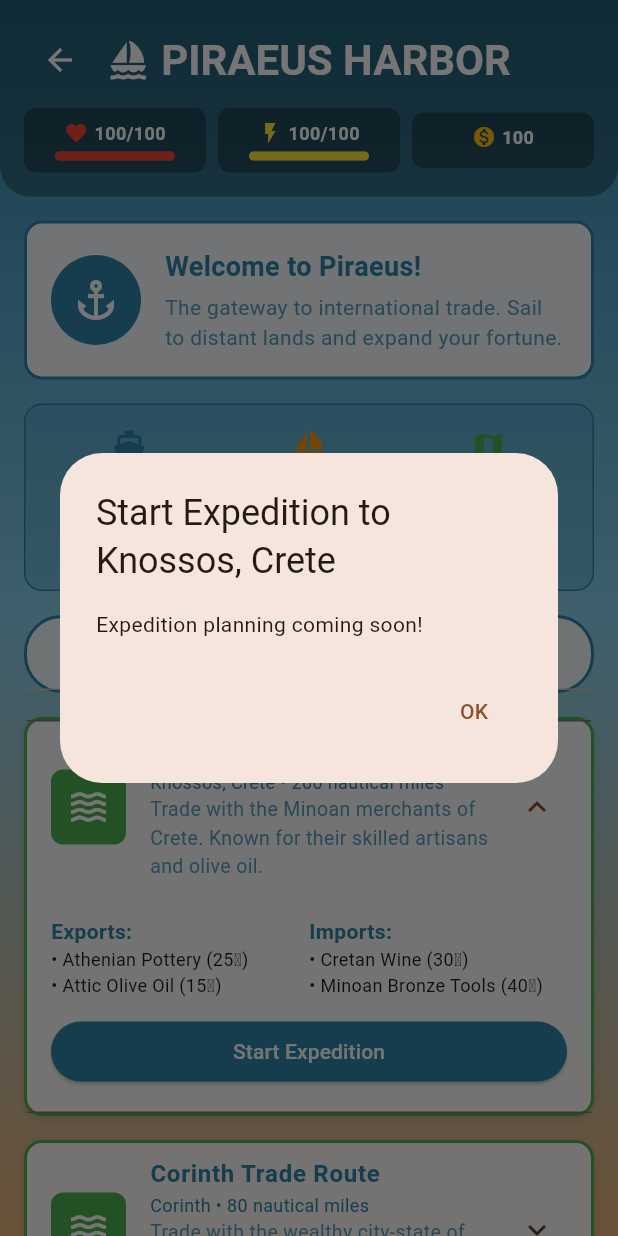
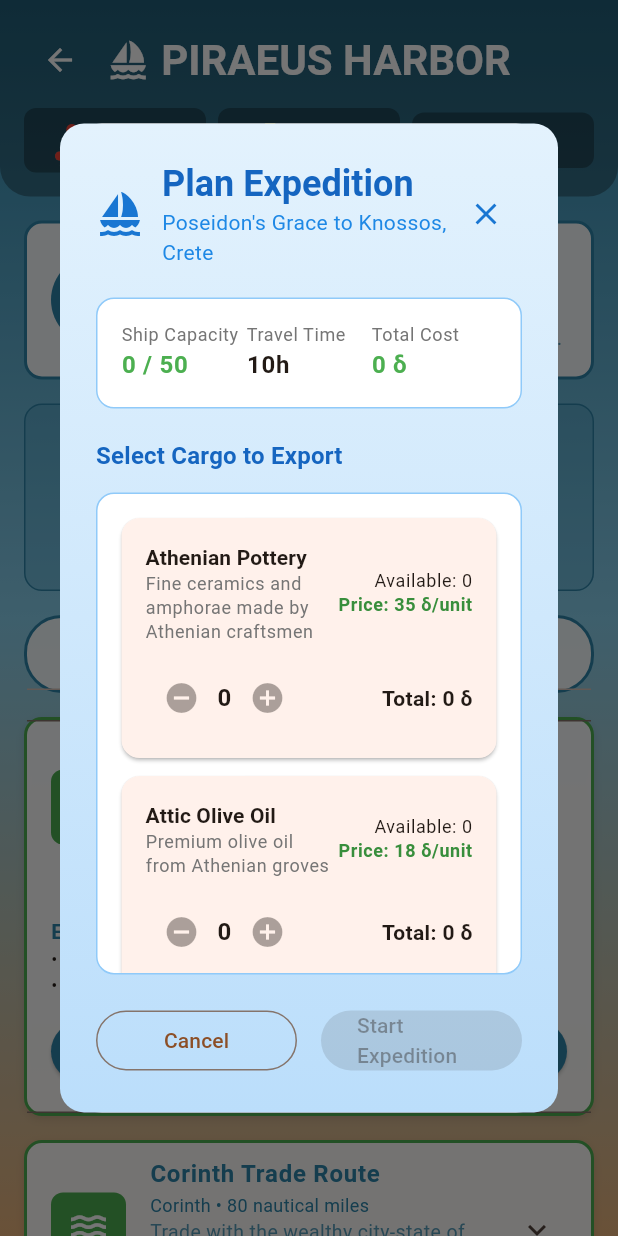
Before and after one commit to azirgulis/olympus, a Flutter app: the HarborScreen screen opened by its route, after a tap on "Crete Trade Route", after a tap on "Start Expedition", on a phone screen of 412 x 824 dp. Run offline on Flutter 3.47's test engine with Material 3 defaults, Android fonts, the phone set to English and light mode, and no system bars; our stand-ins replace flutter_riverpod, freezed_annotation, go_router, hive_flutter; accounts and stored records are empty.

Commit message:
Implement complete ship trading mechanics with expedition planning
- Add ExpeditionPlanningDialog for cargo selection and expedition setup
- Update harbor screen with ship selection and expedition planning workflow
- Add automatic expedition progress tracking with 30-second timer updates
- Fix inventory access and method parameter issues
- Enable full trading expedition lifecycle from planning to completion
- Add real-time cargo cost calculation and capacity validation
- Integrate with inventory and player providers for resource management

🤖 Generated with [Claude Code](https://claude.ai/code)

Co-Authored-By: Claude <noreply@anthropic.com>

```diff
--- /dev/null
+++ b/lib/screens/dialogs/expedition_planning_dialog.dart
@@ -0,0 +1,362 @@
+import 'package:flutter/material.dart';
+import 'package:flutter_riverpod/flutter_riverpod.dart';
+import '../../models/harbor.dart';
+import '../../providers/harbor_provider.dart';
+import '../../providers/inventory_provider.dart';
+import '../../providers/player_provider.dart';
+
+class ExpeditionPlanningDialog extends ConsumerStatefulWidget {
+  final TradeRoute route;
+  final Ship ship;
+
+  const ExpeditionPlanningDialog({
+    super.key,
+    required this.route,
+    required this.ship,
+  });
+
+  @override
+  ConsumerState<ExpeditionPlanningDialog> createState() => _ExpeditionPlanningDialogState();
+}
+
+class _ExpeditionPlanningDialogState extends ConsumerState<ExpeditionPlanningDialog> {
+  final Map<String, int> selectedCargo = {};
+  int totalCargoWeight = 0;
+  int totalCost = 0;
+
+  @override
+  Widget build(BuildContext context) {
+    final inventory = ref.watch(inventoryProvider);
+    final player = ref.watch(playerProvider);
+
+    return Dialog(
+      child: Container(
+        width: MediaQuery.of(context).size.width * 0.9,
+        height: MediaQuery.of(context).size.height * 0.8,
+        padding: const EdgeInsets.all(24),
+        decoration: BoxDecoration(
+          gradient: LinearGradient(
+            begin: Alignment.topCenter,
+            end: Alignment.bottomCenter,
+            colors: [
+              Colors.blue.shade50,
+              Colors.blue.shade100,
+            ],
+          ),
+          borderRadius: BorderRadius.circular(16),
+        ),
+        child: Column(
+          crossAxisAlignment: CrossAxisAlignment.start,
+          children: [
+            Row(
+              children: [
+                Icon(Icons.sailing, color: Colors.blue.shade700, size: 32),
+                const SizedBox(width: 12),
+                Expanded(
+                  child: Column(
+                    crossAxisAlignment: CrossAxisAlignment.start,
+                    children: [
+                      Text(
+                        'Plan Expedition',
+                        style: Theme.of(context).textTheme.headlineSmall?.copyWith(
+                          color: Colors.blue.shade800,
+                          fontWeight: FontWeight.bold,
+                        ),
+                      ),
+                      Text(
+                        '${widget.ship.name} to ${widget.route.destination}',
+                        style: Theme.of(context).textTheme.bodyMedium?.copyWith(
+                          color: Colors.blue.shade600,
+                        ),
+                      ),
+                    ],
+                  ),
+                ),
+                IconButton(
+                  onPressed: () => Navigator.of(context).pop(),
+                  icon: Icon(Icons.close, color: Colors.blue.shade700),
+                ),
+              ],
+            ),
+            const SizedBox(height: 20),
+
+            // Ship and Route Info
+            Container(
+              padding: const EdgeInsets.all(16),
+              decoration: BoxDecoration(
+                color: Colors.white,
+                borderRadius: BorderRadius.circular(12),
+                border: Border.all(color: Colors.blue.shade200),
+              ),
+              child: Row(
+                children: [
+                  Expanded(
+                    child: Column(
+                      crossAxisAlignment: CrossAxisAlignment.start,
+                      children: [
+                        Text(
+                          'Ship Capacity',
+                          style: Theme.of(context).textTheme.bodySmall?.copyWith(
+                            color: Colors.grey.shade600,
+                          ),
+                        ),
+                        Text(
+                          '$totalCargoWeight / ${widget.ship.cargoCapacity}',
+                          style: Theme.of(context).textTheme.bodyLarge?.copyWith(
+                            fontWeight: FontWeight.bold,
+                            color: totalCargoWeight > widget.ship.cargoCapacity
+                                ? Colors.red : Colors.green,
+                          ),
+                        ),
+                      ],
+                    ),
+                  ),
+                  Expanded(
+                    child: Column(
+                      crossAxisAlignment: CrossAxisAlignment.start,
+                      children: [
+                        Text(
+                          'Travel Time',
+                          style: Theme.of(context).textTheme.bodySmall?.copyWith(
+                            color: Colors.grey.shade600,
+                          ),
+                        ),
+                        Text(
+                          '${(widget.route.baseTravelTime * (100 / widget.ship.speed)).round()}h',
+                          style: Theme.of(context).textTheme.bodyLarge?.copyWith(
+                            fontWeight: FontWeight.bold,
+                          ),
+                        ),
+                      ],
+                    ),
+                  ),
+                  Expanded(
+                    child: Column(
+                      crossAxisAlignment: CrossAxisAlignment.start,
+                      children: [
+                        Text(
+                          'Total Cost',
+                          style: Theme.of(context).textTheme.bodySmall?.copyWith(
+                            color: Colors.grey.shade600,
+                          ),
+                        ),
+                        Text(
+                          '$totalCost δ',
+                          style: Theme.of(context).textTheme.bodyLarge?.copyWith(
+                            fontWeight: FontWeight.bold,
+                            color: totalCost > player.drachmae
+                                ? Colors.red : Colors.green,
+                          ),
+                        ),
+                      ],
+                    ),
+                  ),
+                ],
+              ),
+            ),
+            const SizedBox(height: 20),
+
+            // Cargo Selection
+            Text(
+              'Select Cargo to Export',
+              style: Theme.of(context).textTheme.titleMedium?.copyWith(
+                fontWeight: FontWeight.bold,
+                color: Colors.blue.shade800,
+              ),
+            ),
+            const SizedBox(height: 12),
+
+            Expanded(
+              child: Container(
+                decoration: BoxDecoration(
+                  color: Colors.white,
+                  borderRadius: BorderRadius.circular(12),
+                  border: Border.all(color: Colors.blue.shade200),
+                ),
+                child: ListView.builder(
+                  padding: const EdgeInsets.all(16),
+                  itemCount: widget.route.exports.length,
+                  itemBuilder: (context, index) {
+                    final good = widget.route.exports[index];
+                    final availableInInventory = inventory.items
+                        .where((item) => item.id == good.id)
+                        .fold(0, (sum, item) => sum + item.quantity);
+
+                    final selectedQuantity = selectedCargo[good.id] ?? 0;
+                    final unitPrice = (good.baseValue * good.demandMultiplier).round();
+
+                    return Card(
+                      margin: const EdgeInsets.only(bottom: 12),
+                      child: Padding(
+                        padding: const EdgeInsets.all(16),
+                        child: Column(
+                          crossAxisAlignment: CrossAxisAlignment.start,
+                          children: [
+                            Row(
+                              children: [
+                                Expanded(
+                                  child: Column(
+                                    crossAxisAlignment: CrossAxisAlignment.start,
+                                    children: [
+                                      Text(
+                                        good.name,
+                                        style: Theme.of(context).textTheme.titleSmall?.copyWith(
+                                          fontWeight: FontWeight.bold,
+                                        ),
+                                      ),
+                                      Text(
+                                        good.description,
+                                        style: Theme.of(context).textTheme.bodySmall?.copyWith(
+                                          color: Colors.grey.shade600,
+                                        ),
+                                      ),
+                                    ],
+                                  ),
+                                ),
+                                Column(
+                                  crossAxisAlignment: CrossAxisAlignment.end,
+                                  children: [
+                                    Text(
+                                      'Available: $availableInInventory',
+                                      style: Theme.of(context).textTheme.bodySmall,
+                                    ),
+                                    Text(
+                                      'Price: $unitPrice δ/unit',
+                                      style: Theme.of(context).textTheme.bodySmall?.copyWith(
+                                        color: Colors.green.shade700,
+                                        fontWeight: FontWeight.bold,
+                                      ),
+                                    ),
+                                  ],
+                                ),
+                              ],
+                            ),
+                            const SizedBox(height: 12),
+                            Row(
+                              children: [
+                                IconButton(
+                                  onPressed: availableInInventory > 0 && selectedQuantity > 0
+                                      ? () => _updateCargo(good.id, selectedQuantity - 1, unitPrice)
+                                      : null,
+                                  icon: const Icon(Icons.remove_circle),
+                                ),
+                                Text(
+                                  '$selectedQuantity',
+                                  style: Theme.of(context).textTheme.titleMedium?.copyWith(
+                                    fontWeight: FontWeight.bold,
+                                  ),
+                                ),
+                                IconButton(
+                                  onPressed: availableInInventory > selectedQuantity
+                                      ? () => _updateCargo(good.id, selectedQuantity + 1, unitPrice)
+                                      : null,
+                                  icon: const Icon(Icons.add_circle),
+                                ),
+                                const Spacer(),
+                                Text(
+                                  'Total: ${selectedQuantity * unitPrice} δ',
+                                  style: Theme.of(context).textTheme.bodyMedium?.copyWith(
+                                    fontWeight: FontWeight.bold,
+                                  ),
+                                ),
+                              ],
+                            ),
+                          ],
+                        ),
+                      ),
+                    );
+                  },
+                ),
+              ),
+            ),
+
+            const SizedBox(height: 20),
+
+            // Action Buttons
+            Row(
+              children: [
+                Expanded(
+                  child: OutlinedButton(
+                    onPressed: () => Navigator.of(context).pop(),
+                    child: const Text('Cancel'),
+                  ),
+                ),
+                const SizedBox(width: 16),
+                Expanded(
+                  child: ElevatedButton(
+                    onPressed: _canStartExpedition() ? _startExpedition : null,
+                    style: ElevatedButton.styleFrom(
+                      backgroundColor: Colors.blue.shade700,
+                      foregroundColor: Colors.white,
+                    ),
+                    child: const Text('Start Expedition'),
+                  ),
+                ),
+              ],
+            ),
+          ],
+        ),
+      ),
+    );
+  }
+
+  void _updateCargo(String goodId, int quantity, int unitPrice) {
+    setState(() {
+      if (quantity <= 0) {
+        selectedCargo.remove(goodId);
+      } else {
+        selectedCargo[goodId] = quantity;
+      }
+      _recalculateTotals(unitPrice);
+    });
+  }
+
+  void _recalculateTotals(int unitPrice) {
+    totalCargoWeight = selectedCargo.values.fold(0, (sum, qty) => sum + qty);
+    totalCost = selectedCargo.entries.fold(0, (sum, entry) {
+      final good = widget.route.exports.firstWhere((g) => g.id == entry.key);
+      final price = (good.baseValue * good.demandMultiplier).round();
+      return sum + (price * entry.value);
+    });
+  }
+
+  bool _canStartExpedition() {
+    final player = ref.read(playerProvider);
+    return selectedCargo.isNotEmpty &&
+           totalCargoWeight <= widget.ship.cargoCapacity &&
+           totalCost <= player.drachmae;
+  }
+
+  void _startExpedition() {
+    if (!_canStartExpedition()) return;
+
+    final cargo = selectedCargo.entries.map((entry) {
+      final good = widget.route.exports.firstWhere((g) => g.id == entry.key);
+      final unitPrice = (good.baseValue * good.demandMultiplier).round();
+      return CargoItem(
+        goodId: entry.key,
+        quantity: entry.value,
+        purchasePrice: unitPrice,
+      );
+    }).toList();
+
+    ref.read(harborProvider.notifier).startExpedition(
+      widget.route.id,
+      widget.ship.id,
+      cargo,
+      ref,
+    );
+
+    Navigator.of(context).pop();
+
+    // Show success message
+    ScaffoldMessenger.of(context).showSnackBar(
+      SnackBar(
+        content: Text(
+          '${widget.ship.name} has departed for ${widget.route.destination}!',
+        ),
+        backgroundColor: Colors.green,
+      ),
+    );
+  }
+}
--- a/lib/screens/harbor_screen.dart
+++ b/lib/screens/harbor_screen.dart
@@ -5,6 +5,7 @@ import '../models/harbor.dart';
 import '../providers/harbor_provider.dart';
 import '../providers/player_provider.dart';
 import '../widgets/game_ui/resource_bar.dart';
+import 'dialogs/expedition_planning_dialog.dart';
 
 class HarborScreen extends ConsumerStatefulWidget {
   const HarborScreen({super.key});
@@ -34,7 +35,6 @@ class _HarborScreenState extends ConsumerState<HarborScreen>
     final player = ref.watch(playerProvider);
     final harborState = ref.watch(harborProvider);
     final unlockedRoutes = ref.watch(unlockedRoutesProvider);
-    final availableShips = ref.watch(availableShipsProvider);
     final activeExpeditions = ref.watch(activeExpeditionsProvider);
 
     return Scaffold(
@@ -767,7 +767,7 @@ class _HarborScreenState extends ConsumerState<HarborScreen>
       case ShipType.war_galley:
         return Icons.military_tech;
       case ShipType.luxury_yacht:
-        return Icons.yacht;
+        return Icons.sailing;
     }
   }
 
@@ -789,18 +789,125 @@ class _HarborScreenState extends ConsumerState<HarborScreen>
   }
 
   void _startExpedition(TradeRoute route) {
-    // TODO: Implement expedition planning dialog
+    final availableShips = ref.read(availableShipsProvider);
+
+    if (availableShips.isEmpty) {
+      _showMessage('No available ships! All ships are on expeditions.', Colors.red);
+      return;
+    }
+
+    // If only one ship available, go directly to expedition planning
+    if (availableShips.length == 1) {
+      _showExpeditionPlanningDialog(route, availableShips.first);
+      return;
+    }
+
+    // Show ship selection dialog first
     showDialog(
       context: context,
-      builder: (context) => AlertDialog(
-        title: Text('Start Expedition to ${route.destination}'),
-        content: const Text('Expedition planning coming soon!'),
-        actions: [
-          TextButton(
-            onPressed: () => Navigator.pop(context),
-            child: const Text('OK'),
+      builder: (context) => Dialog(
+        child: Container(
+          width: MediaQuery.of(context).size.width * 0.8,
+          height: MediaQuery.of(context).size.height * 0.6,
+          padding: const EdgeInsets.all(24),
+          decoration: BoxDecoration(
+            gradient: LinearGradient(
+              begin: Alignment.topCenter,
+              end: Alignment.bottomCenter,
+              colors: [
+                Colors.blue.shade50,
+                Colors.blue.shade100,
+              ],
+            ),
+            borderRadius: BorderRadius.circular(16),
           ),
-        ],
+          child: Column(
+            crossAxisAlignment: CrossAxisAlignment.start,
+            children: [
+              Row(
+                children: [
+                  Icon(Icons.directions_boat, color: Colors.blue.shade700, size: 32),
+                  const SizedBox(width: 12),
+                  Expanded(
+                    child: Text(
+                      'Select Ship for ${route.destination}',
+                      style: Theme.of(context).textTheme.headlineSmall?.copyWith(
+                        color: Colors.blue.shade800,
+                        fontWeight: FontWeight.bold,
+                      ),
+                    ),
+                  ),
+                  IconButton(
+                    onPressed: () => Navigator.of(context).pop(),
+                    icon: Icon(Icons.close, color: Colors.blue.shade700),
+                  ),
+                ],
+              ),
+              const SizedBox(height: 20),
+              Expanded(
+                child: ListView.builder(
+                  itemCount: availableShips.length,
+                  itemBuilder: (context, index) {
+                    final ship = availableShips[index];
+                    final travelTime = (route.baseTravelTime * (100 / ship.speed)).round();
+
+                    return Card(
+                      margin: const EdgeInsets.only(bottom: 12),
+                      child: ListTile(
+                        leading: Container(
+                          width: 50,
+                          height: 50,
+                          decoration: BoxDecoration(
+                            color: Colors.blue.shade700,
+                            borderRadius: BorderRadius.circular(8),
+                          ),
+                          child: const Icon(
+                            Icons.sailing,
+                            color: Colors.white,
+                            size: 24,
+                          ),
+                        ),
+                        title: Text(
+                          ship.name,
+                          style: const TextStyle(fontWeight: FontWeight.bold),
+                        ),
+                        subtitle: Column(
+                          crossAxisAlignment: CrossAxisAlignment.start,
+                          children: [
+                            Text('Capacity: ${ship.cargoCapacity} units'),
+                            Text('Travel Time: ${travelTime}h'),
+                            Text('Type: ${ship.type.name.replaceAll('_', ' ').toUpperCase()}'),
+                          ],
+                        ),
+                        trailing: ElevatedButton(
+                          onPressed: () {
+                            Navigator.of(context).pop();
+                            _showExpeditionPlanningDialog(route, ship);
+                          },
+                          style: ElevatedButton.styleFrom(
+                            backgroundColor: Colors.blue.shade700,
+                            foregroundColor: Colors.white,
+                          ),
+                          child: const Text('Select'),
+                        ),
+                      ),
+                    );
+                  },
+                ),
+              ),
+            ],
+          ),
+        ),
+      ),
+    );
+  }
+
+  void _showExpeditionPlanningDialog(TradeRoute route, Ship ship) {
+    showDialog(
+      context: context,
+      builder: (context) => ExpeditionPlanningDialog(
+        route: route,
+        ship: ship,
       ),
     );
   }
```
Also changed, not shown: lib/providers/harbor_provider.dart (+17 -1 lines).
